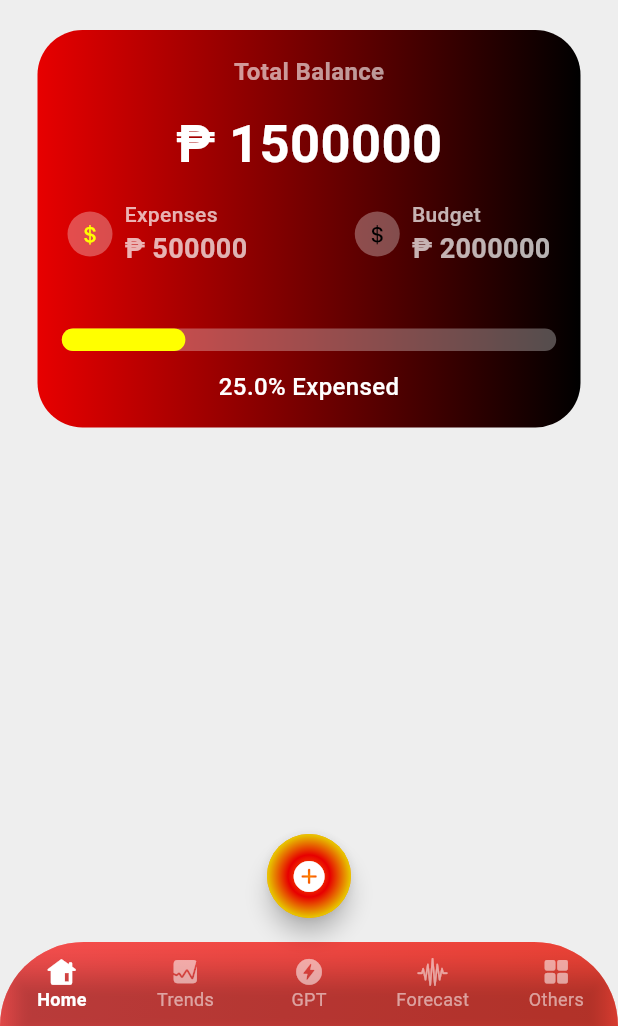
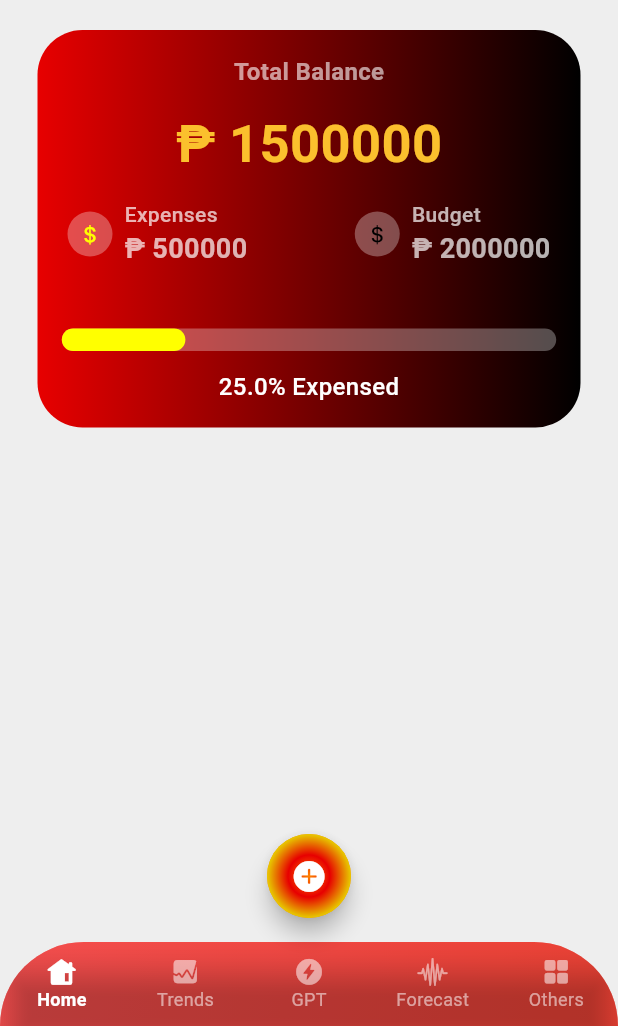
Before and after one commit to donyelqt/pera-pinoy, a Flutter app: the screen it shows after launch, on a phone screen of 412 x 824 dp, the part 210-1236 px from its top. Run offline on Flutter 3.47's test engine with Material 3 defaults, Android fonts, the phone set to English and light mode, and no system bars.

Commit message:
"Updated text color in MainScreen from white to yellow.shade700"

```diff
--- a/lib/screens/home/views/main_screen.dart
+++ b/lib/screens/home/views/main_screen.dart
@@ -110,11 +110,11 @@ class MainScreen extends StatelessWidget {
                         fontWeight: FontWeight.w600),
                   ),
                   const SizedBox(height: 12),
-                  const Text(
+                  Text(
                     "\₱ 1500000",
                     style: TextStyle(
                         fontSize: 35,
-                        color: Colors.white,
+                        color: Colors.yellow.shade700,
                         fontWeight: FontWeight.bold),
                   ),
                   Padding(
```
